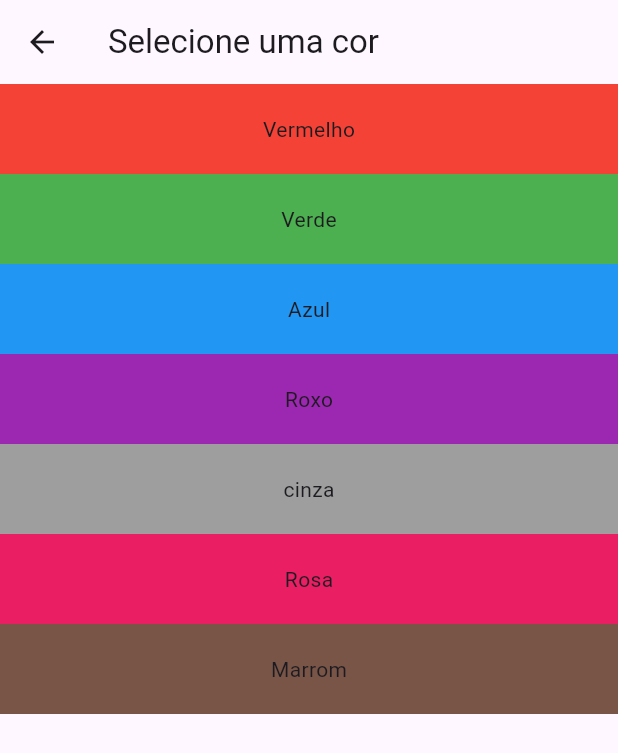
After one commit to Nilvando97/flutter_atividades_linceTec, a Flutter app: the RotaInicial screen opened directly, on a phone screen of 412 x 824 dp. The commit adds this screen. Shown: the top 753 px of the screen. Run offline on Flutter 3.47's test engine with Material 3 defaults, Android fonts, the phone set to English and light mode, and no system bars.

Commit message:
Lista de cores

```diff
--- /dev/null
+++ b/lib/apf4_funcoes/ap1.dart
@@ -0,0 +1,100 @@
+import 'package:flutter/material.dart';
+
+void main() {
+  runApp(MyApp());
+}
+
+class MyApp extends StatelessWidget {
+  @override
+  Widget build(BuildContext context) {
+    return MaterialApp(
+      theme: ThemeData(primarySwatch: Colors.blue),
+      debugShowCheckedModeBanner: false,
+      initialRoute: '/',
+      routes: {
+        '/': (context) => const RotaInicial(),
+        '/cor': (context) {
+          return RotaCor(ModalRoute.of(context)!.settings.arguments as Color);
+        },
+      },
+    );
+  }
+}
+
+class ItensDaLista {
+  const ItensDaLista(this.cor, this.texto);
+
+  final Color cor;
+  final String texto;
+}
+
+class RotaInicial extends StatelessWidget {
+  const RotaInicial();
+
+  final cores = const [
+    ItensDaLista(Colors.red, "Vermelho"),
+    ItensDaLista(Colors.green, "Verde"),
+    ItensDaLista(Colors.blue, "Azul"),
+    ItensDaLista(Colors.purple, "Roxo"),
+    ItensDaLista(Colors.grey, "cinza"),
+    ItensDaLista(Colors.pink, "Rosa"),
+    ItensDaLista(Colors.brown, "Marrom"),
+  ];
+
+  @override
+  Widget build(BuildContext context) {
+    return Scaffold(
+      appBar: AppBar(
+        title: const Text("Selecione uma cor"),
+      ),
+      body: ListView.builder(
+        itemCount: cores.length,
+        itemBuilder: (context, index) {
+          final item = cores[index];
+          return CorItem(item.texto, item.cor);
+        },
+      ),
+    );
+  }
+}
+
+class RotaCor extends StatelessWidget {
+  const RotaCor(this.color);
+
+  final Color color;
+
+  @override
+  Widget build(BuildContext context) {
+    return Scaffold(
+      appBar: AppBar(
+        title: const Text("Cor selecionada"),
+      ),
+      body: Container(
+        color: color,
+      ),
+    );
+  }
+}
+
+class CorItem extends StatelessWidget {
+  const CorItem(this.texto, this.cor);
+
+  final Color cor;
+  final String texto;
+
+  @override
+  Widget build(BuildContext context) {
+    return InkWell(
+      onTap: () {
+        Navigator.of(context).pushNamed('/cor', arguments: cor);
+      },
+      child: Container(
+        color: cor,
+        height: 60,
+        child: Center(
+          child: Text(texto),
+        ),
+      ),
+    );
+  }
+}
```
Also changed, not shown: lib/apf3_funcoes/ap1.dart (+5 -3 lines).
